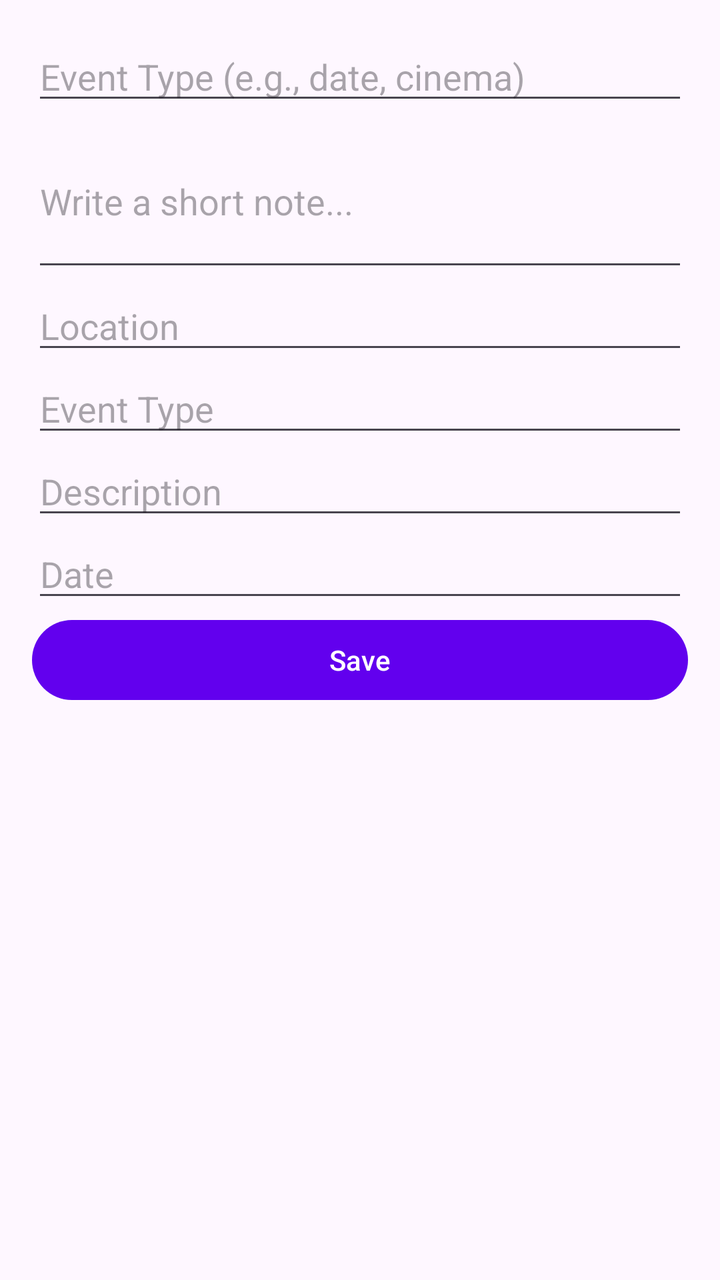
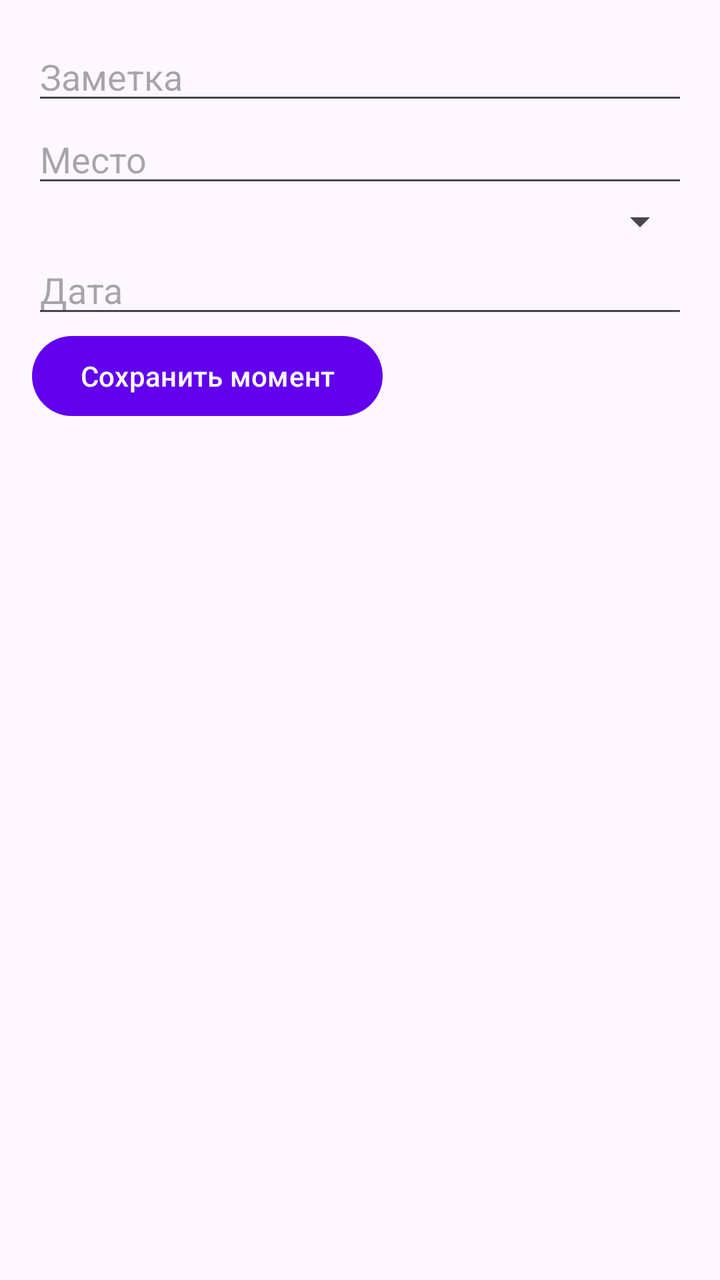

Two renders of the same Android screen: before a commit and after it. Below are the layout's source before the change and the commit's diff.
<!-- AndroidManifest.xml: application theme Theme.DiaryApp -->
<!-- res/layout/fragment_edit_moment.xml -->
<?xml version="1.0" encoding="utf-8"?>
<layout xmlns:android="http://schemas.android.com/apk/res/android">

    <data />

    <ScrollView
        android:layout_width="match_parent"
        android:layout_height="match_parent">

        <LinearLayout
            android:orientation="vertical"
            android:padding="16dp"
            android:layout_width="match_parent"
            android:layout_height="wrap_content">

            <EditText
                android:id="@+id/editTitle"
                android:layout_width="match_parent"
                android:layout_height="wrap_content"
                android:hint="@string/hint_title" />

            <EditText
                android:id="@+id/editNote"
                android:layout_width="match_parent"
                android:layout_height="wrap_content"
                android:hint="@string/hint_note"
                android:inputType="textMultiLine"
                android:lines="3" />

            <EditText
                android:id="@+id/editLocation"
                android:layout_width="match_parent"
                android:layout_height="wrap_content"
                android:hint="@string/hint_location" />

            <EditText
                android:id="@+id/editType"
                android:layout_width="match_parent"
                android:layout_height="wrap_content"
                android:hint="@string/hint_type" />

            <EditText
                android:id="@+id/editDescription"
                android:layout_width="match_parent"
                android:layout_height="wrap_content"
                android:hint="@string/hint_description"/>

            <EditText
                android:id="@+id/editDate"
                android:layout_width="match_parent"
                android:layout_height="wrap_content"
                android:hint="@string/hint_date"/>

            <Button
                android:id="@+id/buttonSave"
                android:layout_width="match_parent"
                android:layout_height="wrap_content"
                android:text="@string/save" />
        </LinearLayout>
    </ScrollView>
</layout>
<!-- resources referenced by this layout -->
<resources>
  <string name="hint_date">Date</string>
  <string name="hint_description">Description</string>
  <string name="hint_location">Location</string>
  <string name="hint_note">Write a short note...</string>
  <string name="hint_title">Event Type (e.g., date, cinema)</string>
  <string name="hint_type">Event Type</string>
  <string name="save">Save</string>
  <style name="Theme.DiaryApp" parent="Theme.Material3.DayNight.NoActionBar">
          <item name="colorPrimary">@color/colorPrimary</item>
          <item name="colorPrimaryVariant">@color/colorPrimaryVariant</item>
          <item name="colorSecondary">@color/colorSecondary</item>
          <item name="colorSecondaryVariant">@color/colorSecondaryVariant</item>
          <item name="android:statusBarColor" tools:targetApi="l">@color/colorPrimaryVariant</item>
      </style>
  <color name="colorPrimary">#6200EE</color>
  <color name="colorPrimaryVariant">#3700B3</color>
  <color name="colorSecondary">#03DAC5</color>
  <color name="colorSecondaryVariant">#018786</color>
</resources>

<!-- the commit's change to res/layout/fragment_edit_moment.xml (unified diff, before → after) -->
@@ -1,61 +1,45 @@
-<?xml version="1.0" encoding="utf-8"?>
-<layout xmlns:android="http://schemas.android.com/apk/res/android">
+<LinearLayout xmlns:android="http://schemas.android.com/apk/res/android"
+    android:layout_width="match_parent"
+    android:layout_height="wrap_content"
+    android:orientation="vertical"
+    android:padding="16dp">
 
-    <data />
+    
+    <EditText
+        android:id="@+id/editNote"
+        android:layout_width="match_parent"
+        android:layout_height="wrap_content"
+        android:hint="Заметка"
+        android:inputType="text"/>
 
-    <ScrollView
+    
+    <EditText
+        android:id="@+id/editLocation"
         android:layout_width="match_parent"
-        android:layout_height="match_parent">
+        android:layout_height="wrap_content"
+        android:hint="Место"
+        android:inputType="text"/>
 
-        <LinearLayout
-            android:orientation="vertical"
-            android:padding="16dp"
-            android:layout_width="match_parent"
-            android:layout_height="wrap_content">
+    
+    <Spinner
+        android:id="@+id/editType"
+        android:layout_width="match_parent"
+        android:layout_height="wrap_content" />
 
-            <EditText
-                android:id="@+id/editTitle"
-                android:layout_width="match_parent"
-                android:layout_height="wrap_content"
-                android:hint="@string/hint_title" />
+    
+    <EditText
+        android:id="@+id/editDate"
+        android:layout_width="match_parent"
+        android:layout_height="wrap_content"
+        android:hint="Дата"
+        android:inputType="none"
+        android:focusable="false"
+        android:clickable="true" /> 
 
-            <EditText
-                android:id="@+id/editNote"
-                android:layout_width="match_parent"
-                android:layout_height="wrap_content"
-                android:hint="@string/hint_note"
-                android:inputType="textMultiLine"
-                android:lines="3" />
-
-            <EditText
-                android:id="@+id/editLocation"
-                android:layout_width="match_parent"
-                android:layout_height="wrap_content"
-                android:hint="@string/hint_location" />
-
-            <EditText
-                android:id="@+id/editType"
-                android:layout_width="match_parent"
-                android:layout_height="wrap_content"
-                android:hint="@string/hint_type" />
-
-            <EditText
-                android:id="@+id/editDescription"
-                android:layout_width="match_parent"
-                android:layout_height="wrap_content"
-                android:hint="@string/hint_description"/>
-
-            <EditText
-                android:id="@+id/editDate"
-                android:layout_width="match_parent"
-                android:layout_height="wrap_content"
-                android:hint="@string/hint_date"/>
-
-            <Button
-                android:id="@+id/buttonSave"
-                android:layout_width="match_parent"
-                android:layout_height="wrap_content"
-                android:text="@string/save" />
-        </LinearLayout>
-    </ScrollView>
-</layout>
+    
+    <Button
+        android:id="@+id/buttonSave"
+        android:layout_width="wrap_content"
+        android:layout_height="wrap_content"
+        android:text="Сохранить момент"/>
+</LinearLayout>
<!-- resource entries referenced after the edit -->
@@ -1,12 +1,5 @@
 <!-- resources referenced by this layout -->
 <resources>
-  <string name="hint_date">Date</string>
-  <string name="hint_description">Description</string>
-  <string name="hint_location">Location</string>
-  <string name="hint_note">Write a short note...</string>
-  <string name="hint_title">Event Type (e.g., date, cinema)</string>
-  <string name="hint_type">Event Type</string>
-  <string name="save">Save</string>
   <style name="Theme.DiaryApp" parent="Theme.Material3.DayNight.NoActionBar">
           <item name="colorPrimary">@color/colorPrimary</item>
           <item name="colorPrimaryVariant">@color/colorPrimaryVariant</item>
